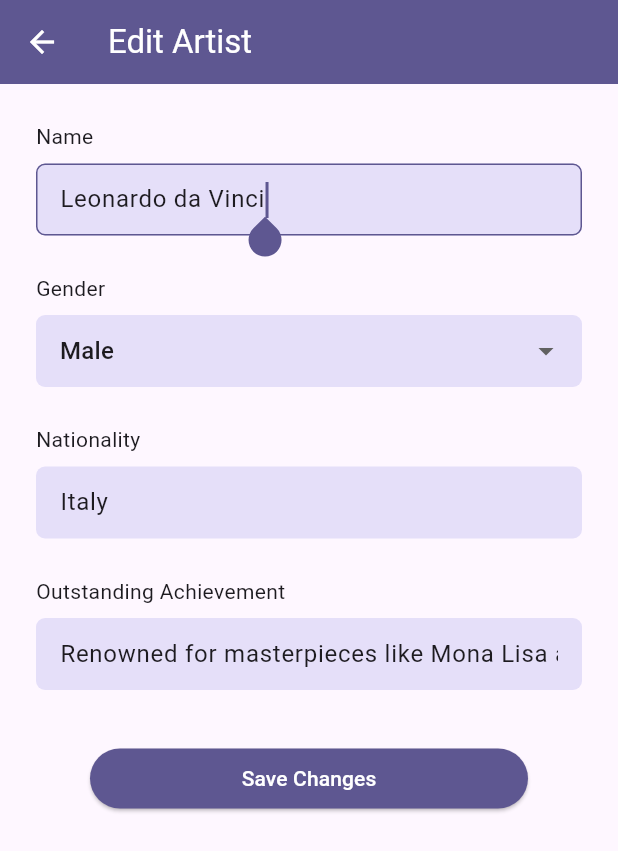
After one commit to prxsss/artistry_hub, a Flutter app: the EditArtistPage screen opened directly with sample values from the repository, on a phone screen of 412 x 824 dp. The commit adds this screen. Shown: the top 851 px of the screen. Run offline on Flutter 3.47's test engine with Material 3 defaults, Android fonts, the phone set to English and light mode, and no system bars; our stand-ins replace cloud_firestore, firebase_core, flutter_slidable, font_awesome_flutter; accounts and stored records are empty.

Commit message:
Add edit artist functionality with form and update logic

```diff
--- a/lib/models/artist.dart
+++ b/lib/models/artist.dart
@@ -55,7 +55,7 @@ class Artist {
   }
 
   Map<String, Object?> toJson() {
-    return {
+    Map<String, Object?> json = {
       'name': name,
       'gender': gender.name,
       'image': image,
@@ -64,5 +64,9 @@ class Artist {
       'createdAt': createdAt,
       'updatedAt': updatedAt,
     };
+
+    print(json);
+
+    return json;
   }
 }
--- a/lib/pages/artistry_hub.dart
+++ b/lib/pages/artistry_hub.dart
@@ -1,5 +1,6 @@
 import 'package:artistry_hub/models/artist.dart';
 import 'package:artistry_hub/pages/add_artist_page.dart';
+import 'package:artistry_hub/pages/edit_artist_page.dart';
 import 'package:artistry_hub/services/database_service.dart';
 import 'package:flutter/material.dart';
 import 'package:flutter_slidable/flutter_slidable.dart';
@@ -50,7 +51,20 @@ class _ArtistryHubState extends State<ArtistryHub> {
                           motion: StretchMotion(),
                           children: [
                             SlidableAction(
-                              onPressed: (context) {},
+                              onPressed: (context) {
+                                Navigator.push(
+                                  context,
+                                  MaterialPageRoute(
+                                    settings: RouteSettings(
+                                      name: artistId,
+                                      arguments: artist,
+                                    ),
+                                    builder:
+                                        (context) =>
+                                            EditArtistPage(artistId, artist),
+                                  ),
+                                );
+                              },
                               backgroundColor:
                                   Theme.of(context).colorScheme.primary,
                               icon: FontAwesomeIcons.pen,
--- /dev/null
+++ b/lib/pages/edit_artist_page.dart
@@ -0,0 +1,193 @@
+import 'package:artistry_hub/enums/gender.dart';
+import 'package:artistry_hub/models/artist.dart';
+import 'package:artistry_hub/services/database_service.dart';
+import 'package:cloud_firestore/cloud_firestore.dart';
+import 'package:flutter/material.dart';
+
+class EditArtistPage extends StatefulWidget {
+  final String artistId;
+  final Artist artist;
+
+  const EditArtistPage(this.artistId, this.artist, {super.key});
+
+  @override
+  State<EditArtistPage> createState() => _EditArtistPageState();
+}
+
+class _EditArtistPageState extends State<EditArtistPage> {
+  final DatabaseService _databaseService = DatabaseService();
+
+  final _formKey = GlobalKey<FormState>();
+
+  late final TextEditingController nameController;
+  late final TextEditingController nationalityController;
+  late final TextEditingController outstandingAchievementController;
+  late Gender selectedGender;
+
+  String capitalize(String s) => s[0].toUpperCase() + s.substring(1);
+
+  @override
+  void initState() {
+    super.initState();
+    nameController = TextEditingController(text: widget.artist.name);
+    nationalityController = TextEditingController(
+      text: widget.artist.nationality,
+    );
+    outstandingAchievementController = TextEditingController(
+      text: widget.artist.outstandingAchievement,
+    );
+    selectedGender = widget.artist.gender;
+  }
+
+  @override
+  void dispose() {
+    nameController.dispose();
+    nationalityController.dispose();
+    outstandingAchievementController.dispose();
+    super.dispose();
+  }
+
+  @override
+  Widget build(BuildContext context) {
+    return Scaffold(
+      appBar: AppBar(title: const Text("Edit Artist")),
+      body: SingleChildScrollView(
+        child: Form(
+          key: _formKey,
+          child: Column(
+            children: [
+              const SizedBox(height: 25),
+              Padding(
+                padding: const EdgeInsets.symmetric(horizontal: 24),
+                child: Column(
+                  crossAxisAlignment: CrossAxisAlignment.start,
+                  children: [
+                    Text('Name'),
+                    SizedBox(height: 8),
+                    TextFormField(
+                      controller: nameController,
+                      validator: (value) {
+                        if (value == null || value.trim().isEmpty) {
+                          return "Please enter an artist's name";
+                        }
+                        return null;
+                      },
+                      autofocus: true,
+                    ),
+                  ],
+                ),
+              ),
+              const SizedBox(height: 25),
+              Padding(
+                padding: const EdgeInsets.symmetric(horizontal: 24),
+                child: Column(
+                  crossAxisAlignment: CrossAxisAlignment.start,
+                  children: [
+                    Text('Gender'),
+                    SizedBox(height: 8),
+                    DropdownButtonFormField(
+                      value: selectedGender,
+                      onChanged: (value) {
+                        setState(() {
+                          selectedGender = value!;
+                        });
+                      },
+                      validator: (value) {
+                        if (value == null) {
+                          return "Please select an artist's gender";
+                        }
+                        return null;
+                      },
+                      items:
+                          Gender.values.map((g) {
+                            return DropdownMenuItem(
+                              value: g,
+                              child: Text(capitalize(g.name)),
+                            );
+                          }).toList(),
+                    ),
+                  ],
+                ),
+              ),
+              const SizedBox(height: 25),
+              Padding(
+                padding: const EdgeInsets.symmetric(horizontal: 24),
+                child: Column(
+                  crossAxisAlignment: CrossAxisAlignment.start,
+                  children: [
+                    Text('Nationality'),
+                    SizedBox(height: 8),
+                    TextFormField(
+                      controller: nationalityController,
+                      validator: (value) {
+                        if (value == null || value.trim().isEmpty) {
+                          return "Please enter an artist's nationality";
+                        }
+                        return null;
+                      },
+                      autofocus: true,
+                    ),
+                  ],
+                ),
+              ),
+              const SizedBox(height: 25),
+              Padding(
+                padding: const EdgeInsets.symmetric(horizontal: 24),
+                child: Column(
+                  crossAxisAlignment: CrossAxisAlignment.start,
+                  children: [
+                    Text('Outstanding Achievement'),
+                    SizedBox(height: 8),
+                    TextFormField(
+                      controller: outstandingAchievementController,
+                      validator: (value) {
+                        if (value == null || value.trim().isEmpty) {
+                          return "Please enter an artist's outstanding achievement";
+                        }
+                        return null;
+                      },
+                      autofocus: true,
+                    ),
+                  ],
+                ),
+              ),
+              const SizedBox(height: 35),
+              Container(
+                width: double.infinity,
+                padding: const EdgeInsets.symmetric(horizontal: 60),
+                child: ElevatedButton(
+                  onPressed: () {
+                    if (_formKey.currentState!.validate()) {
+                      final convertedGender =
+                          selectedGender.name == 'male' ? 'boy' : 'girl';
+
+                      Artist updatedArtist = Artist(
+                        name: nameController.text,
+                        gender: selectedGender,
+                        image:
+                            'https://avatar.iran.liara.run/public/$convertedGender?username=${nameController.text.trim().replaceAll(' ', '_')}',
+                        nationality: nationalityController.text,
+                        outstandingAchievement:
+                            outstandingAchievementController.text,
+                        createdAt: Timestamp.now(),
+                        updatedAt: Timestamp.now(),
+                      );
+
+                      _databaseService.updateArtist(
+                        widget.artistId,
+                        updatedArtist,
+                      );
+
+                      Navigator.pop(context);
+                    }
+                  },
+                  child: const Text('Save Changes'),
+                ),
+              ),
+            ],
+          ),
+        ),
+      ),
+    );
+  }
+}
--- a/lib/services/database_service.dart
+++ b/lib/services/database_service.dart
@@ -25,6 +25,12 @@ class DatabaseService {
     await _artistsRef.add(artist);
   }
 
+  void updateArtist(String artistId, Artist updatedArtist) async {
+    print('updated artist');
+    print(updatedArtist.gender);
+    await _artistsRef.doc(artistId).update(updatedArtist.toJson());
+  }
+
   void deleteArtist(String artistId) async {
     _artistsRef.doc(artistId).delete();
   }
```
